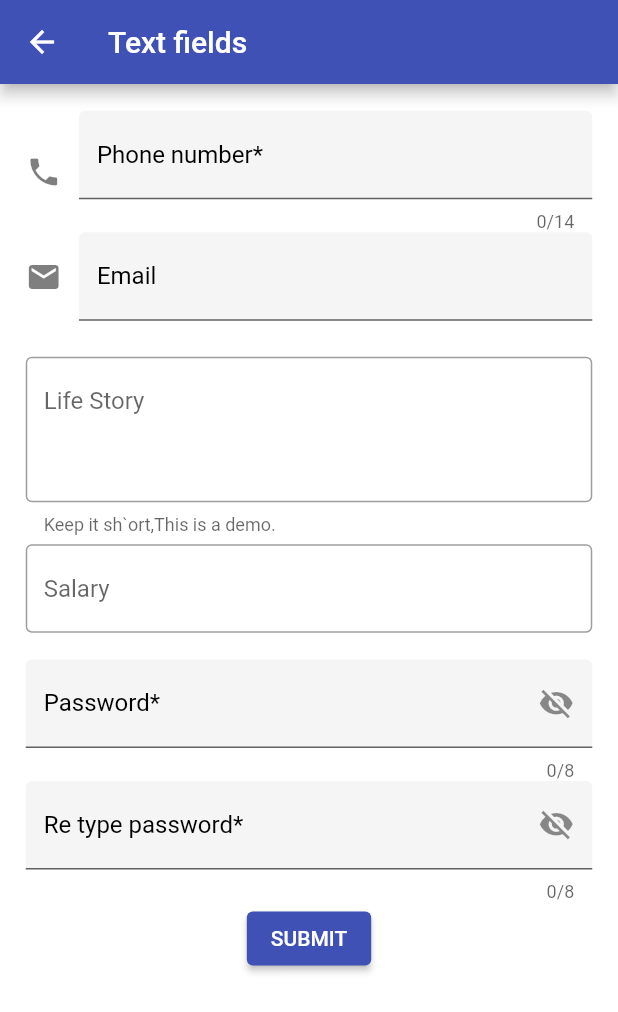
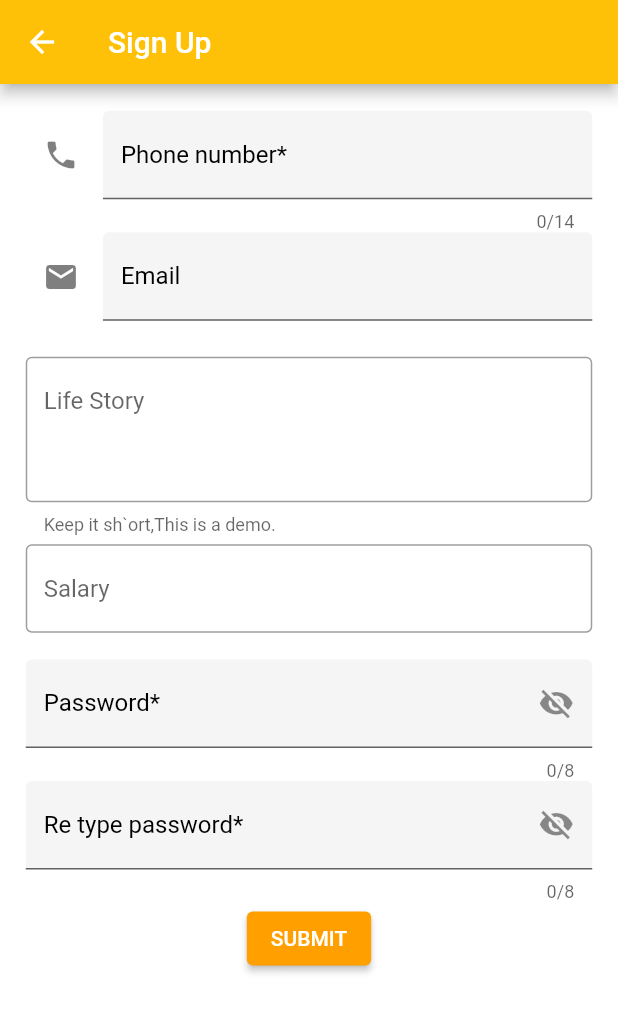
Before and after one commit to Yami-G/AMIT-Project, a Flutter app: the SignUpScreen screen opened directly, on a phone screen of 412 x 824 dp. Shown: the top 1012 px of the screen. Run offline on Flutter 3.47's test engine with Material 2 defaults, Android fonts, the phone set to English and light mode, and no system bars; our stand-ins replace custom_navigation_bar, flutter_screenutil, font_awesome_flutter, shared_preferences; accounts and stored records are empty; network calls fail.

```diff
--- a/lib/Screen/home_screen.dart
+++ b/lib/Screen/home_screen.dart
@@ -4,8 +4,8 @@ import 'package:flutter_screenutil/flutter_screenutil.dart';
 import '../widgets/left_column_card.dart';
 import '../widgets/right_column_card.dart';
 
-class HomePage extends StatelessWidget {
-  const HomePage({Key? key}) : super(key: key);
+class OrderScreen extends StatelessWidget {
+  const OrderScreen({Key? key}) : super(key: key);
 
   @override
   Widget build(BuildContext context) {
--- a/lib/Screen/sign_up_screen.dart
+++ b/lib/Screen/sign_up_screen.dart
@@ -1,31 +1,35 @@
 import 'package:flutter/material.dart';
 import 'package:flutter_screenutil/flutter_screenutil.dart';
 
+import '../Service/local_storage.dart';
 import '../Service/validation_class.dart';
 import '../widgets/validation_row.dart';
-import 'home_screen.dart';
 import 'navigation_bar_screen.dart';
 
 class SignUpScreen extends StatefulWidget {
-  SignUpScreen({Key? key}) : super(key: key);
+  const SignUpScreen({Key? key}) : super(key: key);
 
   @override
   State<SignUpScreen> createState() => _SignUpScreenState();
 }
 
 class _SignUpScreenState extends State<SignUpScreen> {
-  TextEditingController emailController = TextEditingController();
-  TextEditingController phoneController = TextEditingController();
-  TextEditingController passwordController = TextEditingController();
-  TextEditingController rePasswordController = TextEditingController();
-  GlobalKey<FormState> formKey = GlobalKey<FormState>();
-  String? _phoneNumber;
-  String? _email;
+  final TextEditingController emailController = TextEditingController();
+  final TextEditingController phoneController = TextEditingController();
+  final TextEditingController passwordController = TextEditingController();
+  final TextEditingController rePasswordController = TextEditingController();
+  final GlobalKey<FormState> formKey = GlobalKey<FormState>();
   String? _password;
   bool _status = true;
 
   statusValue() {
     _status = !_status;
+  }
+
+  @override
+  void initState() {
+    LocalStorage();
+    super.initState();
   }
 
   @override
@@ -49,8 +53,8 @@ class _SignUpScreenState extends State<SignUpScreen> {
     return Scaffold(
       backgroundColor: Colors.white,
       appBar: AppBar(
-        backgroundColor: Colors.indigo,
-        title: const Text('Text fields'),
+        backgroundColor: Colors.amber,
+        title: const Text('Sign Up'),
       ),
       body: Padding(
         padding: EdgeInsets.symmetric(vertical: 15.h, horizontal: 15.w),
@@ -61,17 +65,22 @@ class _SignUpScreenState extends State<SignUpScreen> {
               children: [
                 ValidationRow(
                   maxLine: 1,
+                  width: 10.w,
+                  filled: true,
                   textLength: 14,
+                  icon: Icons.phone,
+                  obscureText: false,
+                  isShowLeadingIcon: true,
+                  hintText: '012345678910',
+                  isShowPasswordIcon: false,
+                  labelText: 'Phone number*',
+                  isShowLeadingWidget: false,
                   textType: TextInputType.phone,
-                  obscureText: false,
-                  filled: true,
-                  isShowWidget: true,
-                  icon: Icons.phone,
                   color: Colors.black.withOpacity(0.5),
-                  width: 10.w,
-                  labelText: 'Phone number*',
-                  hintText: '012345678910',
                   textEditingController: phoneController,
+                  onSave: (v) {
+                    LocalStorage.setLocalData(key: 'phone', value: v, dataType: DataType.string);
+                  },
                   validation: (v) {
                     if ((ValidationTextForm.validatePhoneNumber(v!) == true && v.isNotEmpty) &&
                         (v.startsWith(
@@ -95,21 +104,23 @@ class _SignUpScreenState extends State<SignUpScreen> {
                       return 'Enter a valid Number of 14';
                     }
                   },
-                  onSave: (v) => _phoneNumber = v!,
-                  isShowPasswordIcon: false,
                 ),
                 ValidationRow(
                   maxLine: 1,
+                  width: 10.w,
+                  filled: true,
+                  icon: Icons.email,
+                  labelText: 'Email',
                   obscureText: false,
-                  filled: true,
-                  isShowWidget: true,
+                  isShowLeadingIcon: true,
                   isShowPasswordIcon: false,
-                  icon: Icons.email,
+                  isShowLeadingWidget: false,
+                  hintText: 'ab123@gmail.com',
                   color: Colors.black.withOpacity(0.5),
-                  width: 10.w,
-                  labelText: 'Email',
-                  hintText: 'ab123@gmail.com',
                   textEditingController: emailController,
+                  onSave: (v) {
+                    LocalStorage.setLocalData(key: 'email', value: v, dataType: DataType.string);
+                  },
                   validation: (v) {
                     if ((v!.contains('@gmail.com') ||
                             v.contains('@hotmail.com') ||
@@ -122,20 +133,20 @@ class _SignUpScreenState extends State<SignUpScreen> {
                       return 'Enter a valid email';
                     }
                   },
-                  onSave: (v) => _email = v!,
                 ),
                 SizedBox(
                   height: 20.h,
                 ),
                 ValidationRow(
+                  maxLine: 3,
                   filled: false,
                   obscureText: false,
-                  maxLine: 3,
+                  color: Colors.white,
+                  hintText: 'Life Story',
+                  isShowLeadingIcon: false,
                   isShowPasswordIcon: false,
-                  isShowWidget: false,
-                  hintText: 'Life Story',
+                  isShowLeadingWidget: false,
                   border: const OutlineInputBorder(),
-                  color: Colors.white,
                   helperText: 'Keep it sh`ort,This is a demo.',
                 ),
                 SizedBox(
@@ -143,12 +154,13 @@ class _SignUpScreenState extends State<SignUpScreen> {
                 ),
                 ValidationRow(
                   maxLine: 1,
+                  filled: false,
+                  hintText: 'Salary',
                   obscureText: false,
+                  isShowLeadingIcon: false,
                   isShowPasswordIcon: false,
-                  hintText: 'Salary',
-                  isShowWidget: false,
+                  isShowLeadingWidget: false,
                   border: const OutlineInputBorder(),
-                  filled: false,
                 ),
                 SizedBox(
                   height: 15.h,
@@ -157,17 +169,18 @@ class _SignUpScreenState extends State<SignUpScreen> {
                   children: [
                     ValidationRow(
                       maxLine: 1,
+                      filled: true,
                       textLength: 8,
                       obscureText: _status,
-                      filled: true,
-                      passwordIconOnTap: () {
-                        setState(() {});
+                      labelText: 'Password*',
+                      isShowLeadingIcon: false,
+                      isShowPasswordIcon: true,
+                      isShowLeadingWidget: false,
+                      textEditingController: passwordController,
+                      showPasswordIcon: _status ? Icons.visibility_off_sharp : Icons.visibility,
+                      onSave: (v) {
+                        LocalStorage.setLocalData(key: 'password', value: v, dataType: DataType.string);
                       },
-                      isShowWidget: false,
-                      showPasswordIcon: _status ? Icons.visibility_off_sharp : Icons.visibility,
-                      isShowPasswordIcon: true,
-                      labelText: 'Password*',
-                      textEditingController: passwordController,
                       validation: (v) {
                         if (ValidationTextForm.isValidPassword(v!) && v.isNotEmpty && v.length < 9) {
                           _password = v;
@@ -176,21 +189,21 @@ class _SignUpScreenState extends State<SignUpScreen> {
                           return 'Enter password not less than 8 character and valid';
                         }
                       },
-                      onSave: (v) => _password = v!,
+                      passwordIconOnTap: () {
+                        setState(() {});
+                      },
                     ),
                     ValidationRow(
                       maxLine: 1,
+                      filled: true,
                       textLength: 8,
                       obscureText: _status,
-                      filled: true,
-                      passwordIconOnTap: () {
-                        setState(() {});
-                      },
-                      showPasswordIcon: _status ? Icons.visibility_off_sharp : Icons.visibility,
-                      isShowWidget: false,
+                      isShowLeadingIcon: false,
                       isShowPasswordIcon: true,
+                      isShowLeadingWidget: false,
                       labelText: 'Re type password*',
                       textEditingController: rePasswordController,
+                      showPasswordIcon: _status ? Icons.visibility_off_sharp : Icons.visibility,
                       validation: (v) {
                         if (v == _password) {
                           return null;
@@ -198,19 +211,23 @@ class _SignUpScreenState extends State<SignUpScreen> {
                           return 'Password not matched';
                         }
                       },
+                      passwordIconOnTap: () {
+                        setState(() {});
+                      },
                     ),
                   ],
                 ),
                 ElevatedButton(
                   onPressed: () {
                     if (formKey.currentState!.validate()) {
+                      dispose();
                       Navigator.of(context).pushAndRemoveUntil(
                         MaterialPageRoute(builder: (context) => NavigatorScreen()),
                         (route) => false,
                       );
                     }
                   },
-                  style: ElevatedButton.styleFrom(backgroundColor: Colors.indigo),
+                  style: ElevatedButton.styleFrom(backgroundColor: Colors.amber.shade700),
                   child: const Text('SUBMIT'),
                 ),
               ],
--- a/lib/main.dart
+++ b/lib/main.dart
@@ -1,9 +1,11 @@
 import 'package:amit_course1/Screen/home_screen.dart';
+import 'package:amit_course1/Screen/sign_in_screen.dart';
 import 'package:amit_course1/Screen/sign_up_screen.dart';
 import 'package:flutter/material.dart';
 import 'package:flutter_screenutil/flutter_screenutil.dart';
 
 import 'Screen/drawer_screen.dart';
+import 'Screen/navigation_bar_screen.dart';
 
 void main() {
   runApp(const MyApp());
@@ -16,9 +18,9 @@ class MyApp extends StatelessWidget {
     return ScreenUtilInit(
       designSize: const Size(360, 690),
       builder: (context, child) {
-        return MaterialApp(
+        return const MaterialApp(
           debugShowCheckedModeBanner: false,
-          home: DrawerScreen(),
+          home: SignInScreen(),
         );
       },
     );
--- a/lib/widgets/validation_row.dart
+++ b/lib/widgets/validation_row.dart
@@ -1,80 +1,85 @@
 import 'package:flutter/material.dart';
 
 class ValidationRow extends StatelessWidget {
-  bool isShowWidget = false;
-  bool obscureText = false;
-  bool isShowPasswordIcon = false;
   bool filled;
   int maxLine;
-  TextInputType? textType;
-  int? textLength;
-  IconData? icon;
-  InputBorder? border;
-  IconData? showPasswordIcon;
   Color? color;
   double? width;
-  Function()? passwordIconOnTap;
-  TextEditingController? textEditingController;
-  String? Function(String?)? validation;
-  Function(String?)? onSave;
+  IconData? icon;
+  int? textLength;
   String? hintText;
   String? labelText;
   String? helperText;
+  InputBorder? border;
+  TextInputType? textType;
+  bool obscureText = false;
+  bool isShowLeadingWidget;
+  Function(String?)? onSave;
+  IconData? showPasswordIcon;
+  Function()? passwordIconOnTap;
+  bool isShowLeadingIcon = false;
+  bool isShowPasswordIcon = false;
+  Widget? widget = const SizedBox();
+  String? Function(String?)? validation;
+  TextEditingController? textEditingController;
 
   ValidationRow({
     super.key,
+    this.icon,
+    this.color,
+    this.width,
+    this.widget,
+    this.onSave,
+    this.border,
+    this.textType,
+    this.hintText,
+    this.labelText,
+    this.textLength,
+    this.helperText,
+    this.validation,
     this.showPasswordIcon,
-    this.textLength,
-    this.textType,
+    this.passwordIconOnTap,
+    this.textEditingController,
+    required this.isShowLeadingWidget,
+    required this.isShowPasswordIcon,
+    required this.isShowLeadingIcon,
     required this.obscureText,
     required this.filled,
     required this.maxLine,
-    this.passwordIconOnTap,
-    this.border,
-    required this.isShowPasswordIcon,
-    required this.isShowWidget,
-    this.icon,
-    this.color,
-    this.width,
-    this.validation,
-    this.textEditingController,
-    this.onSave,
-    this.hintText,
-    this.labelText,
-    this.helperText,
   });
 
   @override
   Widget build(BuildContext context) {
     return Row(
+      crossAxisAlignment: CrossAxisAlignment.center,
       children: [
-        isShowWidget ? Icon(icon, color: color) : const SizedBox(),
+        isShowLeadingWidget ? widget! : const SizedBox(),
         SizedBox(
           width: width,
         ),
         Expanded(
           child: IntrinsicHeight(
             child: TextFormField(
+              onSaved: onSave,
               maxLines: maxLine,
+              validator: validation,
+              maxLength: textLength,
               keyboardType: textType,
-              maxLength: textLength,
               obscureText: obscureText,
               controller: textEditingController,
-              validator: validation,
-              onSaved: onSave,
               decoration: InputDecoration(
+                border: border,
+                filled: filled,
+                iconColor: color,
+                hintText: hintText,
+                labelText: labelText,
+                helperText: helperText,
+                fillColor: Colors.grey.withOpacity(0.1),
+                labelStyle: const TextStyle(color: Colors.black),
+                icon: isShowLeadingIcon ? Icon(icon) : null,
                 suffixIcon: isShowPasswordIcon
                     ? InkWell(onTap: passwordIconOnTap, child: Icon(showPasswordIcon))
                     : const SizedBox(),
-                border: border,
-                filled: filled,
-                fillColor: Colors.grey.withOpacity(0.1),
-                hintText: hintText,
-                labelText: labelText,
-                helperText: helperText,
-                labelStyle: const TextStyle(
-                  color: Colors.black,
-                ),
               ),
             ),
           ),
--- a/pubspec.yaml
+++ b/pubspec.yaml
@@ -42,6 +42,11 @@ dependencies:
   cupertino_icons: ^1.0.2
   #provider
   flutter_riverpod: ^2.3.4
+  #drawer
+  sidebarx: ^0.14.0
+  #shared preferance
+  shared_preferences: ^2.1.0
+
 
 dev_dependencies:
   flutter_test:
```
Also changed, not shown: lib/Screen/drawer_screen.dart (+40 -28 lines), lib/Screen/forgot_screen.dart (added, +94 -0 lines), lib/Screen/navigation_bar_screen.dart (+13 -6 lines), lib/Screen/profile_screen.dart (added, +46 -0 lines), lib/Screen/sign_in_screen.dart (added, +173 -0 lines), lib/Service/local_storage.dart (added, +50 -0 lines), lib/Service/user_data.dart (added, +8 -0 lines), pubspec.lock.
